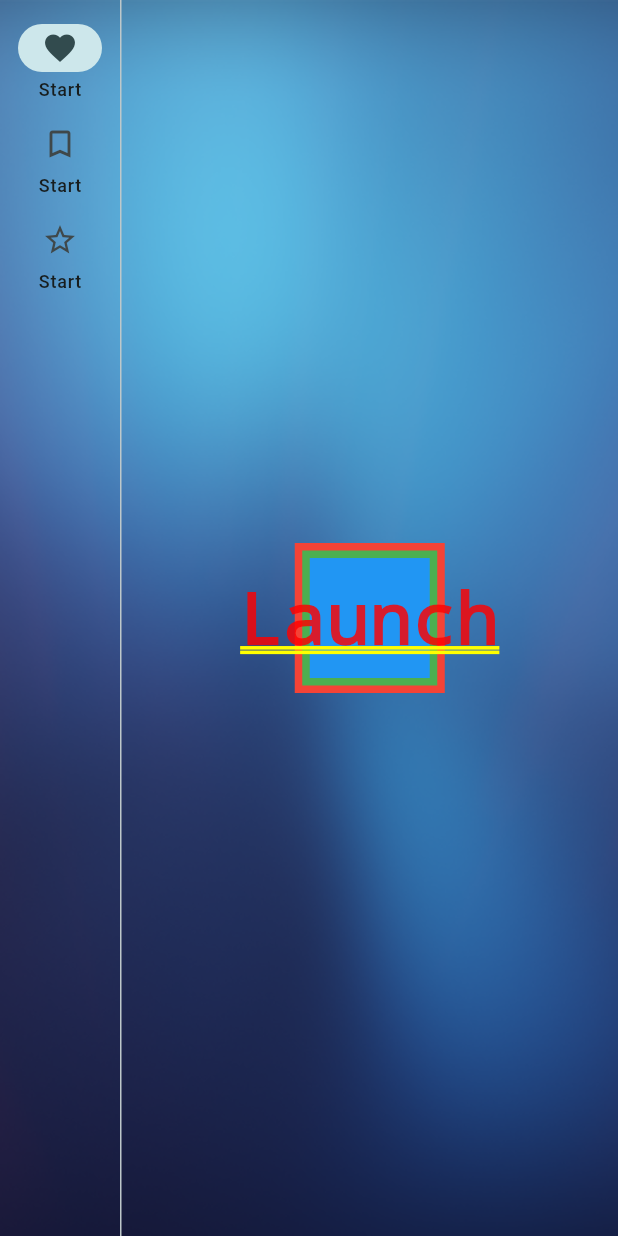
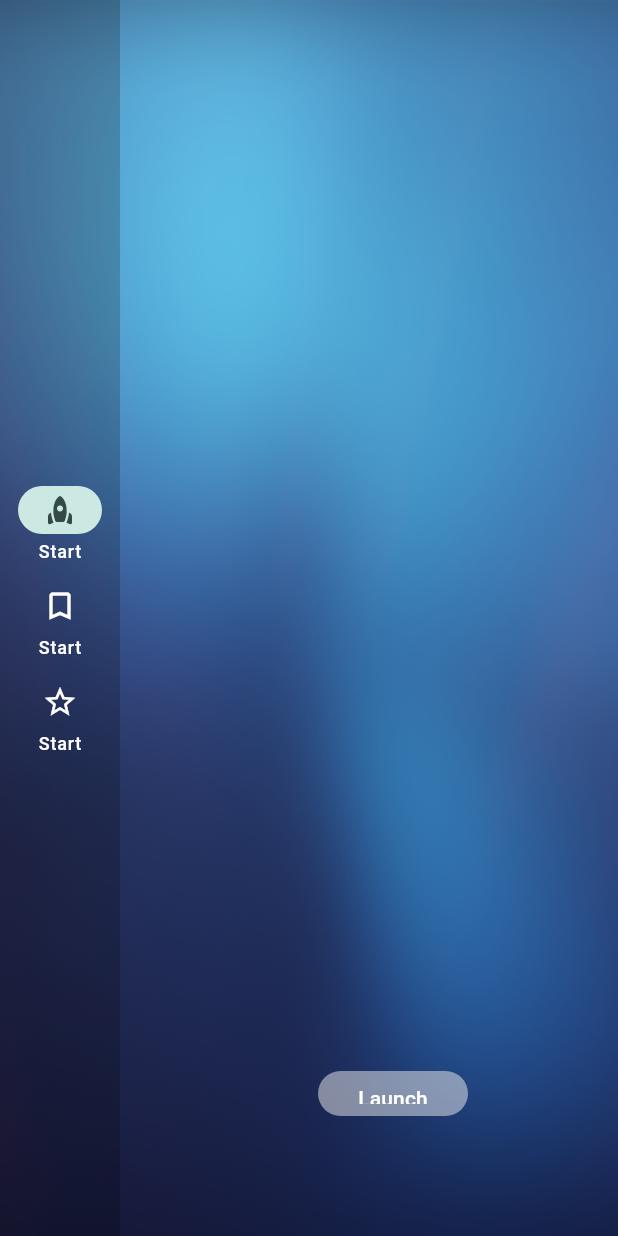
Before and after one commit to LucisUrbe/easy_launcher, a Flutter app: the screen it shows after launch, on a phone screen of 412 x 824 dp. Run offline on Flutter 3.47's test engine with Material 3 defaults, Android fonts, the phone set to English and light mode, and no system bars; network calls fail.

Commit message:
feat: better views and backend supports

```diff
--- a/lib/constants/cn_rel.dart
+++ b/lib/constants/cn_rel.dart
@@ -3,6 +3,7 @@ class CnRel {
     '56d92f827361cbcf2ab2b5988118a35f',
     '3fb7959f15aa34293dd9800993c10f89',
   ];
+  static const bool filterAdv = false;
   static const int launcherId = 18;
   static const String language = 'zh-cn';
 }
--- a/lib/constants/useful.b91.dart
+++ b/lib/constants/useful.b91.dart
@@ -23,6 +23,9 @@ class UsefulKV {
   }
 
   static Future<String> get(String oracle) async {
+    if (await getK("TYPE") != "B91" || await getV("TYPE") != "B91") {
+      return "";
+    }
     return getV(await getK(oracle));
   }
 }
--- a/lib/main_app.dart
+++ b/lib/main_app.dart
@@ -20,8 +20,8 @@ class MainApp extends StatelessWidget {
       supportedLocales: S.delegate.supportedLocales,
       title: "easy_launcher",
       theme: ThemeData(
-        colorScheme: ColorScheme.fromSeed(seedColor: Colors.cyan.shade800),
         useMaterial3: true,
+        colorScheme: ColorScheme.fromSeed(seedColor: Colors.teal),
       ),
       home: const MainPage(),
     );
--- a/lib/main_page.dart
+++ b/lib/main_page.dart
@@ -37,9 +37,9 @@ class _MainPageState extends State<MainPage> {
           child: Row(
             children: <Widget>[
               NavigationRail(
-                backgroundColor: Colors.transparent,
+                backgroundColor: Colors.black.withOpacity(0.2),
                 selectedIndex: _selectedIndex,
-                groupAlignment: -1.0,
+                groupAlignment: 0.0,
                 onDestinationSelected: (int index) {
                   setState(() {
                     _selectedIndex = index;
@@ -65,23 +65,51 @@ class _MainPageState extends State<MainPage> {
                     : const SizedBox(),
                 destinations: <NavigationRailDestination>[
                   NavigationRailDestination(
-                    icon: const Icon(Icons.favorite_border),
-                    selectedIcon: const Icon(Icons.favorite),
-                    label: Text(S.of(context).start),
+                    icon: const Icon(
+                      Icons.rocket_outlined,
+                      color: Colors.white,
+                    ),
+                    selectedIcon: const Icon(Icons.rocket_rounded),
+                    label: Text(
+                      S.of(context).start,
+                      style: const TextStyle(
+                        color: Colors.white,
+                      ),
+                    ),
                   ),
                   NavigationRailDestination(
-                    icon: const Icon(Icons.bookmark_border),
+                    icon: const Icon(
+                      Icons.bookmark_border,
+                      color: Colors.white,
+                    ),
                     selectedIcon: const Icon(Icons.book),
-                    label: Text(S.of(context).start),
+                    label: Text(
+                      S.of(context).start,
+                      style: const TextStyle(
+                        color: Colors.white,
+                      ),
+                    ),
                   ),
                   NavigationRailDestination(
-                    icon: const Icon(Icons.star_border),
+                    icon: const Icon(
+                      Icons.star_border,
+                      color: Colors.white,
+                    ),
                     selectedIcon: const Icon(Icons.star),
-                    label: Text(S.of(context).start),
+                    label: Text(
+                      S.of(context).start,
+                      style: const TextStyle(
+                        color: Colors.white,
+                      ),
+                    ),
                   ),
                 ],
               ),
-              const VerticalDivider(thickness: 1, width: 1),
+              const VerticalDivider(
+                thickness: 1,
+                width: 1,
+                color: Colors.transparent,
+              ),
               // This is the main content.
               <Expanded>[
                 startView(context),
--- a/lib/utils/remote_api.dart
+++ b/lib/utils/remote_api.dart
@@ -7,16 +7,13 @@ import 'package:easy_launcher/constants/cn_rel.dart';
 
 Future<String> getRemoteContent() async {
   final String url = await UsefulKV.get(CnRel.useful[0]);
-  final String key = await UsefulKV.get(CnRel.useful[1]);
-  String parameters = '?'
-      'filter_adv=true'
-      '&'
-      'key=$key'
-      '&'
-      'launcher_id=${CnRel.launcherId.toString()}'
-      '&'
-      'language=${CnRel.language}';
-  final Uri httpPackageUrl = Uri.parse(url + parameters);
+  final List<String> parameters = <String>[
+    'key=${await UsefulKV.get(CnRel.useful[1])}',
+    'filter_adv=${CnRel.filterAdv.toString()}',
+    'launcher_id=${CnRel.launcherId.toString()}',
+    'language=${CnRel.language}',
+  ];
+  final Uri httpPackageUrl = Uri.parse('$url?${parameters.join('&')}');
   final String httpPackageInfo = await http.read(httpPackageUrl);
   return httpPackageInfo;
 }
--- a/lib/utils/str_obf.dart
+++ b/lib/utils/str_obf.dart
@@ -5,7 +5,7 @@ class StrObf {
       "!#%&'()*+,-./0123456789:;<=>?@"
       "ABCDEFGHIJKLMNOPQRSTUVWXYZ[]^_`"
       "abcdefghijklmnopqrstuvwxyz{|}~";
-// 94 printable chars without $ \ "
+// all printable chars without $ \ "
 
   static Future<String> encode(String input) async {
     List<int> source = utf8.encode(input);
--- a/lib/views/start.dart
+++ b/lib/views/start.dart
@@ -1,3 +1,5 @@
+import 'dart:ui';
+
 import 'package:flutter/material.dart';
 import 'package:easy_launcher/generated/l10n.dart';
 
@@ -6,22 +8,36 @@ Expanded startView(BuildContext context) {
     child: Stack(
       alignment: AlignmentDirectional.center,
       children: <Widget>[
-        Container(
-          width: 100,
-          height: 100,
-          color: Colors.red,
+        Positioned(
+          right: 100.0,
+          bottom: 80.0,
+          child: Center(
+            child: ClipRRect(
+              borderRadius: BorderRadius.circular(30.0),
+              child: BackdropFilter(
+                filter: ImageFilter.blur(sigmaX: 10.0, sigmaY: 10.0),
+                child: Container(
+                  width: 100.0,
+                  height: 30.0,
+                  decoration: BoxDecoration(
+                      color: Colors.grey.shade200.withOpacity(0.5)),
+                  child: Center(
+                    child: TextButton(
+                      onPressed: () {},
+                      child: Text(
+                        S.of(context).launchGame,
+                        style: const TextStyle(
+                          color: Colors.white,
+                          backgroundColor: Colors.transparent,
+                        ),
+                      ),
+                    ),
+                  ),
+                ),
+              ),
+            ),
+          ),
         ),
-        Container(
-          width: 90,
-          height: 90,
-          color: Colors.green,
-        ),
-        Container(
-          width: 80,
-          height: 80,
-          color: Colors.blue,
-        ),
-        Text(S.of(context).launchGame),
       ],
     ),
   );
```
